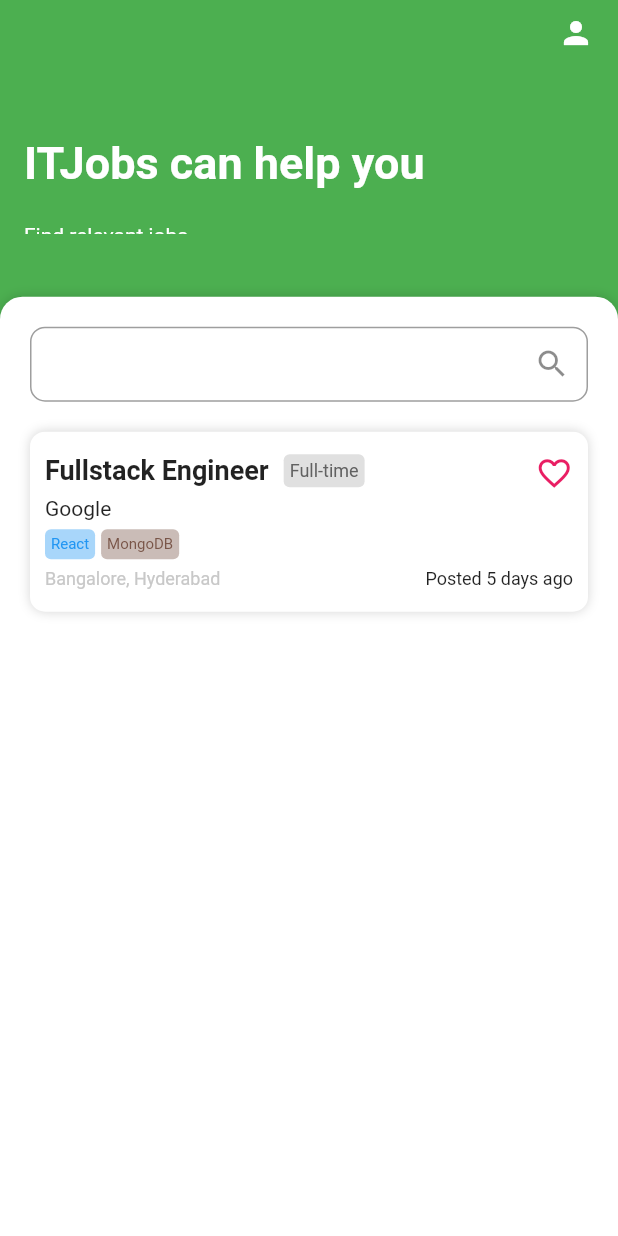
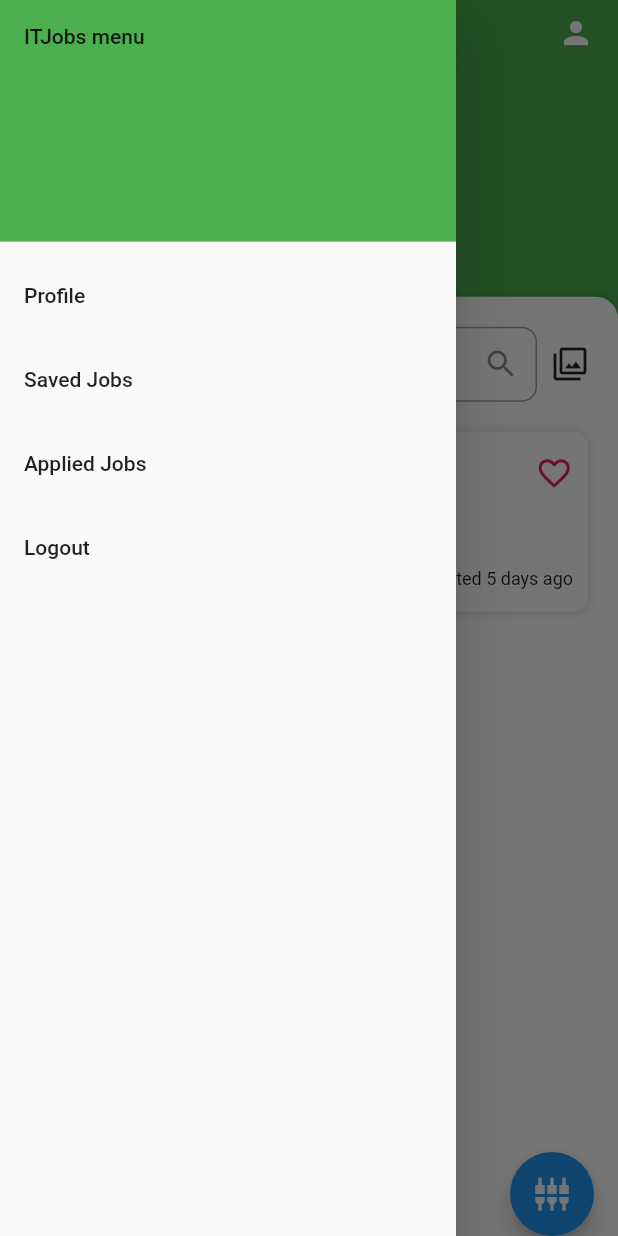
Before and after one commit to t3chcrazy/JobApp, a Flutter app: the HomeScreen screen opened by its route, with the side drawer open (before the commit the screen has no drawer), on a phone screen of 412 x 824 dp. Run offline on Flutter 3.47's test engine with Material 2 defaults, Android fonts, the phone set to English and light mode, and no system bars; our stand-ins replace bloc, flare_flutter, flutter_bloc, flutter_map, flutter_svg, latlong; missing offline and left inert: flare_dart.

Commit message:
Completed home animation, added new widgets

```diff
--- a/lib/bloc/skills/skills_bloc.dart
+++ b/lib/bloc/skills/skills_bloc.dart
@@ -1,5 +1,6 @@
 import 'dart:async';
 
+import 'package:flutter/material.dart';
 import 'package:bloc/bloc.dart';
 import 'package:meta/meta.dart';
 import '../../models/Tag.dart';
@@ -8,7 +9,7 @@ part 'skills_event.dart';
 part 'skills_state.dart';
 
 class SkillsBloc extends Bloc<SkillsEvent, SkillsState> {
-  SkillsBloc() : super(SkillsInitial(<Tag>[]));
+  SkillsBloc() : super(SkillsInitial(<Tag>[Tag(tagName: "React", tagColor: Colors.blue)]));
 
   @override
   Stream<SkillsState> mapEventToState(
--- a/lib/screens/HomeScreen.dart
+++ b/lib/screens/HomeScreen.dart
@@ -1,6 +1,10 @@
 import 'package:flutter/material.dart';
 import '../widgets/JobTile.dart';
 import '../utils/JobList.dart';
+import 'package:flutter_bloc/flutter_bloc.dart';
+import '../bloc/login/login_bloc.dart';
+
+enum SortFactor {Distance, DatePosted, Name}
 
 class HomeScreen extends StatefulWidget {
 
@@ -10,7 +14,7 @@ class HomeScreen extends StatefulWidget {
   _HomeScreenState createState() => _HomeScreenState();
 }
 
-class _HomeScreenState extends State<HomeScreen> with TickerProviderStateMixin {
+class _HomeScreenState extends State<HomeScreen> with SingleTickerProviderStateMixin {
 
   final double slideSize = 20;
   final double mainFactor = 0.76;
@@ -24,10 +28,14 @@ class _HomeScreenState extends State<HomeScreen> with TickerProviderStateMixin {
   Animation<double> _slide1;
   Animation<double> _slide2;
   Animation<double> _slide3;
+  SortFactor sortFactor;
+
+  final GlobalKey<ScaffoldState> _scaffoldKey = GlobalKey<ScaffoldState>();
 
   @override
   void initState() {
     super.initState();
+    sortFactor = SortFactor.DatePosted;
     _controller = AnimationController(
       vsync: this,
       duration: Duration(seconds: 6)
@@ -37,7 +45,7 @@ class _HomeScreenState extends State<HomeScreen> with TickerProviderStateMixin {
         parent: _controller,
         curve: Interval(
           0.0, 1/3,
-          curve: Curves.easeInCubic
+          curve: Curves.linear
         )
       )
     );
@@ -46,7 +54,7 @@ class _HomeScreenState extends State<HomeScreen> with TickerProviderStateMixin {
         parent: _controller,
         curve: Interval(
           1/3, 2/3,
-          curve: Curves.easeInCubic
+          curve: Curves.linear
         ),
       )
     );
@@ -55,7 +63,7 @@ class _HomeScreenState extends State<HomeScreen> with TickerProviderStateMixin {
         parent: _controller,
         curve: Interval(
           2/3, 1.0,
-          curve: Curves.easeInCubic
+          curve: Curves.linear
         )
       )
     );
@@ -69,21 +77,51 @@ class _HomeScreenState extends State<HomeScreen> with TickerProviderStateMixin {
   }
 
   double mapValueToPosition(double val) {
-    if (val <= 1/3) {
-      return (1-3*val)*slideSize;
+    if (val <= 1/4) {
+      return (1-4*val)*slideSize;
     }
-    else if (val <= 2/3) {
+    else if (val <= 3/4) {
       return 0;
     }
-    return (3*val-2)*slideSize;
+    return (4*val-3)*slideSize;
   }
 
   @override
   Widget build(BuildContext context) {
     final Size dimensions = MediaQuery.of(context).size;
     final textStyle = TextStyle(fontSize: 14, color: Colors.white);
-    //TODO: Complete slide animation
+
     return Scaffold(
+      key: _scaffoldKey,
+      drawer: Drawer(
+        child: ListView(
+          padding: EdgeInsets.zero,
+          children: <Widget>[
+            DrawerHeader(
+              child: Text('ITJobs menu'),
+              decoration: BoxDecoration(
+                color: Colors.green,
+              ),
+            ),
+            ListTile(
+              title: Text('Profile'),
+              onTap: () => Navigator.of(context).pushNamed("/profile"),
+            ),
+            ListTile(
+              title: Text('Saved Jobs'),
+              onTap: () {},
+            ),
+            ListTile(
+              title: Text("Applied Jobs"),
+              onTap: () {}
+            ),
+            ListTile(
+              title: Text("Logout"),
+              onTap: () => BlocProvider.of<LoginBloc>(context).add(LogoutInitiate()),
+            )
+          ],
+        ),
+      ),
       body: Stack(
         children: [
           Positioned(
@@ -142,9 +180,13 @@ class _HomeScreenState extends State<HomeScreen> with TickerProviderStateMixin {
             child: Padding(
               padding: const EdgeInsets.symmetric(horizontal: 16),
               child: Row(
-                mainAxisAlignment: MainAxisAlignment.end,
+                mainAxisAlignment: MainAxisAlignment.spaceBetween,
                 crossAxisAlignment: CrossAxisAlignment.center,
                 children: [
+                  GestureDetector(
+                    child: Icon(Icons.menu, color: Colors.white),
+                    onTap: () => _scaffoldKey.currentState.openDrawer(),
+                  ),
                   GestureDetector(
                     child: Icon(Icons.person, color: Colors.white),
                     onTap: () => print("Profile was pressed"),
@@ -175,6 +217,10 @@ class _HomeScreenState extends State<HomeScreen> with TickerProviderStateMixin {
                 children: [
                   Container(
                     height: 50,
+                    child: Row(
+                      crossAxisAlignment: CrossAxisAlignment.center,
+                      children: [
+                        Expanded(
                           child: TextField(
                             decoration: InputDecoration(
                               border: OutlineInputBorder(
@@ -183,6 +229,14 @@ class _HomeScreenState extends State<HomeScreen> with TickerProviderStateMixin {
                               ),
                               suffixIcon: Icon(Icons.search)
                             ),
+                          ),
+                        ),
+                        SizedBox(width: 10),
+                        GestureDetector(
+                          onTap: () {},
+                          child: Icon(Icons.filter)
+                        )
+                      ],
                     ),
                   ),
                   SizedBox(height: 20),
@@ -197,7 +251,29 @@ class _HomeScreenState extends State<HomeScreen> with TickerProviderStateMixin {
             ),
           ),
         ],
+      ),
+      floatingActionButtonLocation: FloatingActionButtonLocation.endDocked,
+      floatingActionButton: FloatingActionButton(
+        child: PopupMenuButton<SortFactor>(
+          child: Icon(Icons.settings_input_composite),
+          onSelected: (value) => setState(() {}),
+          itemBuilder: (context) => <PopupMenuItem<SortFactor>>[
+            PopupMenuItem<SortFactor>(
+              value: SortFactor.Name,
+              child: Text("By Name")
+            ),
+            PopupMenuItem<SortFactor>(
+              value: SortFactor.DatePosted,
+              child: Text("By Date Posted")
+            ),
+            PopupMenuItem<SortFactor>(
+              value: SortFactor.Distance,
+              child: Text("By Distance from Company HQ")
             )
+          ],
+        ),
+        onPressed: () => print("Filter button was pressed"),
+      ),
     );
   }
 }
--- a/lib/screens/JobDescScreen.dart
+++ b/lib/screens/JobDescScreen.dart
@@ -115,6 +115,7 @@ class _JobDescScreenState extends State<JobDescScreen> {
                           onPageChanged: (value) => setState(() {
                             tabIndex = value;
                           }),
+                          physics: NeverScrollableScrollPhysics(),
                           children: [
                             Overview(),
                             Responsibilities(),
--- a/lib/screens/LoginScreen.dart
+++ b/lib/screens/LoginScreen.dart
@@ -48,7 +48,7 @@ class _LoginScreenState extends State<LoginScreen> with TickerProviderStateMixin
     _animationController.forward();
     _successController = AnimationController(
       vsync: this,
-      duration: Duration(seconds: 2, microseconds: 500)
+      duration: Duration(seconds: 1)
     );
     _successController.addListener(() {
       if (_successController.value == 1.0) {
@@ -59,7 +59,7 @@ class _LoginScreenState extends State<LoginScreen> with TickerProviderStateMixin
     _successValue = Tween(begin: 0.0, end: 1.0).animate(
       CurvedAnimation(
         parent: _successController,
-        curve: Curves.easeInOutCubic,
+        curve: Curves.fastLinearToSlowEaseIn,
       )
     );
   }
@@ -80,7 +80,7 @@ class _LoginScreenState extends State<LoginScreen> with TickerProviderStateMixin
       body: BlocListener<LoginBloc, LoginState>(
         listener: (context, state) {
           if (state is LoggedIn) {
-            Navigator.of(context).pushNamed("/home");
+            Navigator.of(context).pushNamedAndRemoveUntil("/home", (route) => false);
           }
         },
         child: Stack(
--- a/lib/widgets/Overview.dart
+++ b/lib/widgets/Overview.dart
@@ -5,6 +5,7 @@ class Overview extends StatelessWidget {
   Widget build(BuildContext context) {
     return Column(
       mainAxisSize: MainAxisSize.min,
+      crossAxisAlignment: CrossAxisAlignment.start,
       children: [
         Text("Lorem ipsum"),
         SizedBox(height: 20),
--- a/lib/widgets/Responsibilities.dart
+++ b/lib/widgets/Responsibilities.dart
@@ -5,6 +5,7 @@ class Responsibilities extends StatelessWidget {
   Widget build(BuildContext context) {
     return Column(
       mainAxisSize: MainAxisSize.min,
+      crossAxisAlignment: CrossAxisAlignment.start,
       children: [
         Text("Lorem ipsum"),
         SizedBox(height: 20),
--- a/lib/widgets/SocialLink.dart
+++ b/lib/widgets/SocialLink.dart
@@ -32,7 +32,8 @@ class SocialLink extends StatelessWidget {
               backgroundColor: Color(0xFF00cec9),
               child: Text(socialName[0]),
             ),
-            Text(socialName[0]),
+            SizedBox(width: 20),
+            Text(socialName),
             Spacer(
               flex: 1,
             ),
```
Also changed, not shown: lib/widgets/LocationPage.dart (+38 -1 lines), lib/widgets/PreviousJobModal.dart (added, +23 -0 lines), lib/widgets/ProfileSection.dart (added, +54 -0 lines), lib/widgets/SkillModal.dart (added, +30 -0 lines), 1 other file. Lines whose indentation alone changed are shown as unchanged.
